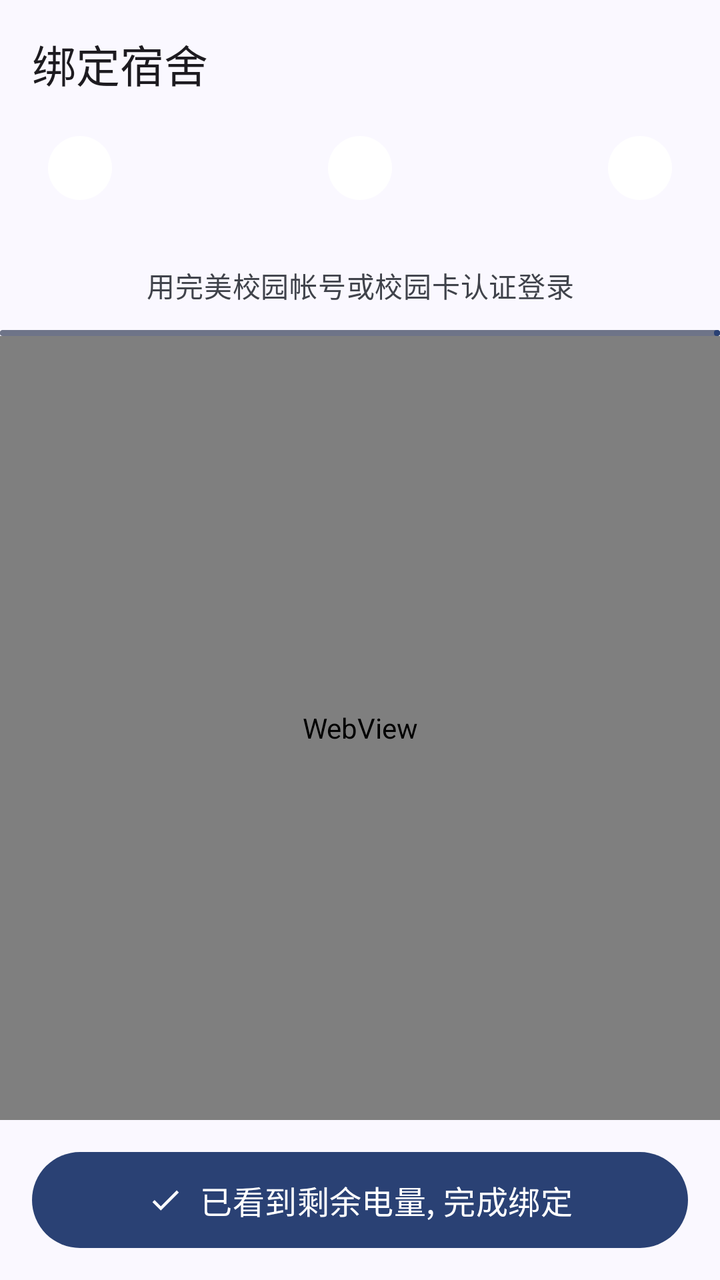
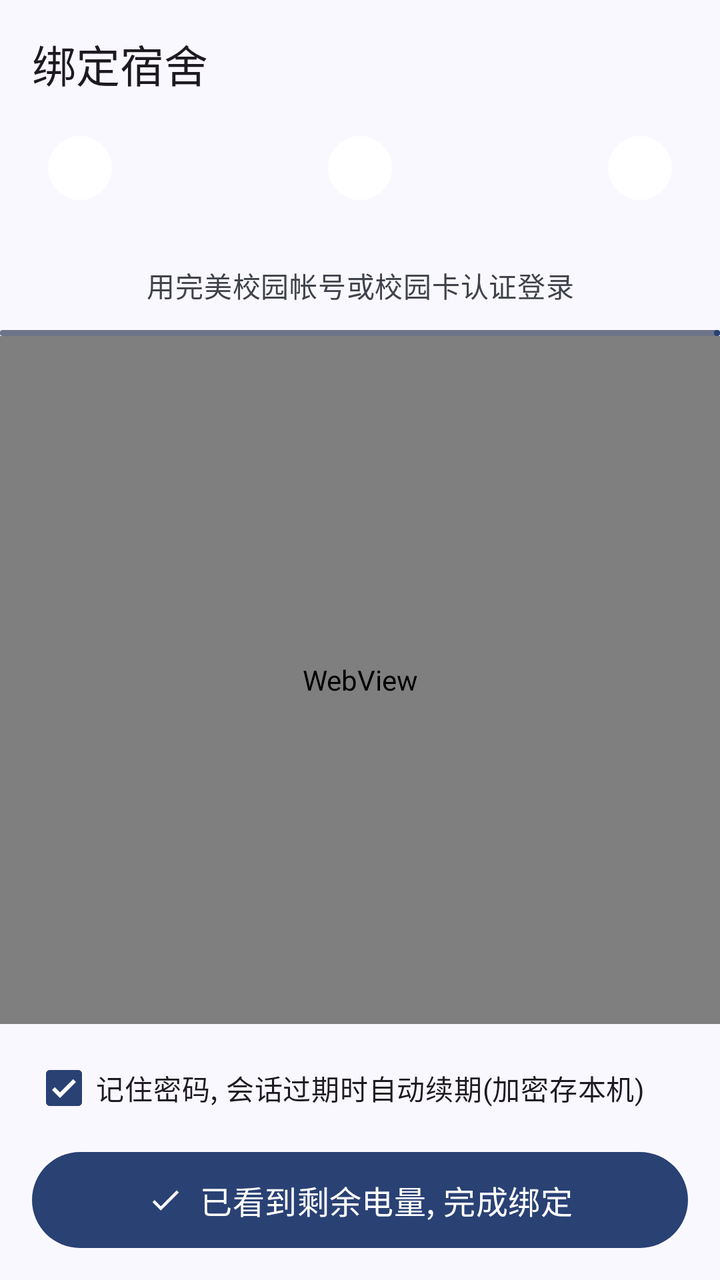

Screens rendered from an Android XML layout before and after an edit, with the pre-edit source and the edit as a unified diff.
<!-- AndroidManifest.xml: application theme Theme.App -->
<!-- res/layout/activity_setup.xml -->
<?xml version="1.0" encoding="utf-8"?>
<LinearLayout xmlns:android="http://schemas.android.com/apk/res/android"
    xmlns:app="http://schemas.android.com/apk/res-auto"
    android:id="@+id/root"
    android:layout_width="match_parent"
    android:layout_height="match_parent"
    android:background="?attr/colorSurface"
    android:orientation="vertical">

    <com.google.android.material.appbar.MaterialToolbar
        android:id="@+id/toolbar"
        android:layout_width="match_parent"
        android:layout_height="?attr/actionBarSize"
        app:title="绑定宿舍" />

    
    <LinearLayout
        android:layout_width="match_parent"
        android:layout_height="wrap_content"
        android:gravity="top"
        android:orientation="horizontal"
        android:paddingStart="24dp"
        android:paddingTop="4dp"
        android:paddingEnd="24dp">

        <include
            android:id="@+id/step1"
            layout="@layout/item_step" />

        <View
            android:id="@+id/line1"
            android:layout_width="0dp"
            android:layout_height="2dp"
            android:layout_marginStart="8dp"
            android:layout_marginTop="15dp"
            android:layout_marginEnd="8dp"
            android:layout_weight="1" />

        <include
            android:id="@+id/step2"
            layout="@layout/item_step" />

        <View
            android:id="@+id/line2"
            android:layout_width="0dp"
            android:layout_height="2dp"
            android:layout_marginStart="8dp"
            android:layout_marginTop="15dp"
            android:layout_marginEnd="8dp"
            android:layout_weight="1" />

        <include
            android:id="@+id/step3"
            layout="@layout/item_step" />
    </LinearLayout>

    <TextView
        android:id="@+id/hintText"
        android:layout_width="match_parent"
        android:layout_height="wrap_content"
        android:gravity="center"
        android:paddingStart="24dp"
        android:paddingTop="12dp"
        android:paddingEnd="24dp"
        android:paddingBottom="12dp"
        android:text="用完美校园帐号或校园卡认证登录"
        android:textAppearance="?attr/textAppearanceBodyMedium"
        android:textColor="?attr/colorOnSurfaceVariant" />

    <com.google.android.material.progressindicator.LinearProgressIndicator
        android:id="@+id/progressBar"
        android:layout_width="match_parent"
        android:layout_height="wrap_content"
        android:max="100"
        app:trackThickness="3dp" />

    <WebView
        android:id="@+id/webView"
        android:layout_width="match_parent"
        android:layout_height="0dp"
        android:layout_weight="1" />

    <com.google.android.material.button.MaterialButton
        android:id="@+id/doneBtn"
        android:layout_width="match_parent"
        android:layout_height="56dp"
        android:layout_marginStart="16dp"
        android:layout_marginTop="12dp"
        android:layout_marginEnd="16dp"
        android:layout_marginBottom="12dp"
        android:text="已看到剩余电量, 完成绑定"
        android:textAppearance="?attr/textAppearanceTitleMedium"
        app:icon="@drawable/ic_check"
        app:iconGravity="textStart" />
</LinearLayout>
<!-- res/layout/item_step.xml (included above) -->
<?xml version="1.0" encoding="utf-8"?>
<LinearLayout xmlns:android="http://schemas.android.com/apk/res/android"
    android:layout_width="wrap_content"
    android:layout_height="wrap_content"
    android:gravity="center_horizontal"
    android:orientation="vertical">

    <TextView
        android:id="@+id/stepNum"
        android:layout_width="32dp"
        android:layout_height="32dp"
        android:background="@drawable/bg_dot"
        android:gravity="center"
        android:textAppearance="?attr/textAppearanceLabelLarge" />

    <TextView
        android:id="@+id/stepLabel"
        android:layout_width="wrap_content"
        android:layout_height="wrap_content"
        android:layout_marginTop="4dp"
        android:textAppearance="?attr/textAppearanceLabelMedium" />
</LinearLayout>
<!-- resources referenced by this layout -->
<resources>
  <!-- drawable bg_dot (drawable) -->
  <?xml version="1.0" encoding="utf-8"?>
  <shape xmlns:android="http://schemas.android.com/apk/res/android" android:shape="oval">
      <solid android:color="@android:color/white" />
      <size android:width="8dp" android:height="8dp" />
  </shape>
  <!-- drawable ic_check (drawable) -->
  <?xml version="1.0" encoding="utf-8"?>
  <vector xmlns:android="http://schemas.android.com/apk/res/android"
      android:width="24dp" android:height="24dp"
      android:viewportWidth="24" android:viewportHeight="24">
      <path android:fillColor="@android:color/white"
          android:pathData="M9,16.17L4.83,12l-1.42,1.41L9,19 21,7l-1.41,-1.41z"/>
  </vector>
  <color name="m3_primary">#2A4174</color>
  <color name="m3_on_primary">#FFFFFF</color>
  <color name="m3_primary_container">#5E73A9</color>
  <color name="m3_on_primary_container">#FFFFFF</color>
  <color name="m3_secondary">#3C4255</color>
  <color name="m3_on_secondary">#FFFFFF</color>
  <color name="m3_secondary_container">#6E7488</color>
  <color name="m3_on_secondary_container">#FFFFFF</color>
  <color name="m3_tertiary">#6A3F00</color>
  <color name="m3_on_tertiary">#FFFFFF</color>
  <color name="m3_tertiary_container">#A8662A</color>
  <color name="m3_on_tertiary_container">#FFFFFF</color>
  <color name="m3_error">#8C0009</color>
  <color name="m3_on_error">#FFFFFF</color>
  <color name="m3_error_container">#DA342E</color>
  <color name="m3_on_error_container">#FFFFFF</color>
  <color name="m3_surface">#FAF8FF</color>
  <color name="m3_on_surface">#1A1B20</color>
  <color name="m3_surface_variant">#E1E2EC</color>
  <color name="m3_on_surface_variant">#40434B</color>
  <color name="m3_outline">#5D5F67</color>
  <color name="m3_outline_variant">#797A83</color>
  <color name="m3_surface_container_lowest">#FFFFFF</color>
  <color name="m3_surface_container_low">#F4F3FA</color>
  <color name="m3_surface_container">#EEEDF4</color>
  <color name="m3_surface_container_high">#E8E7EF</color>
  <color name="m3_surface_container_highest">#E2E2E9</color>
  <!-- unchanged entries left out for length: 1 -->
</resources>

<!-- the commit's change to res/layout/activity_setup.xml (unified diff, before → after) -->
@@ -80,12 +80,23 @@
         android:layout_height="0dp"
         android:layout_weight="1" />
 
+    <com.google.android.material.checkbox.MaterialCheckBox
+        android:id="@+id/rememberCheck"
+        android:layout_width="match_parent"
+        android:layout_height="wrap_content"
+        android:layout_marginStart="16dp"
+        android:layout_marginTop="8dp"
+        android:layout_marginEnd="16dp"
+        android:checked="true"
+        android:text="记住密码, 会话过期时自动续期(加密存本机)"
+        android:textAppearance="?attr/textAppearanceBodyMedium" />
+
     <com.google.android.material.button.MaterialButton
         android:id="@+id/doneBtn"
         android:layout_width="match_parent"
         android:layout_height="56dp"
         android:layout_marginStart="16dp"
-        android:layout_marginTop="12dp"
+        android:layout_marginTop="4dp"
         android:layout_marginEnd="16dp"
         android:layout_marginBottom="12dp"
         android:text="已看到剩余电量, 完成绑定"
